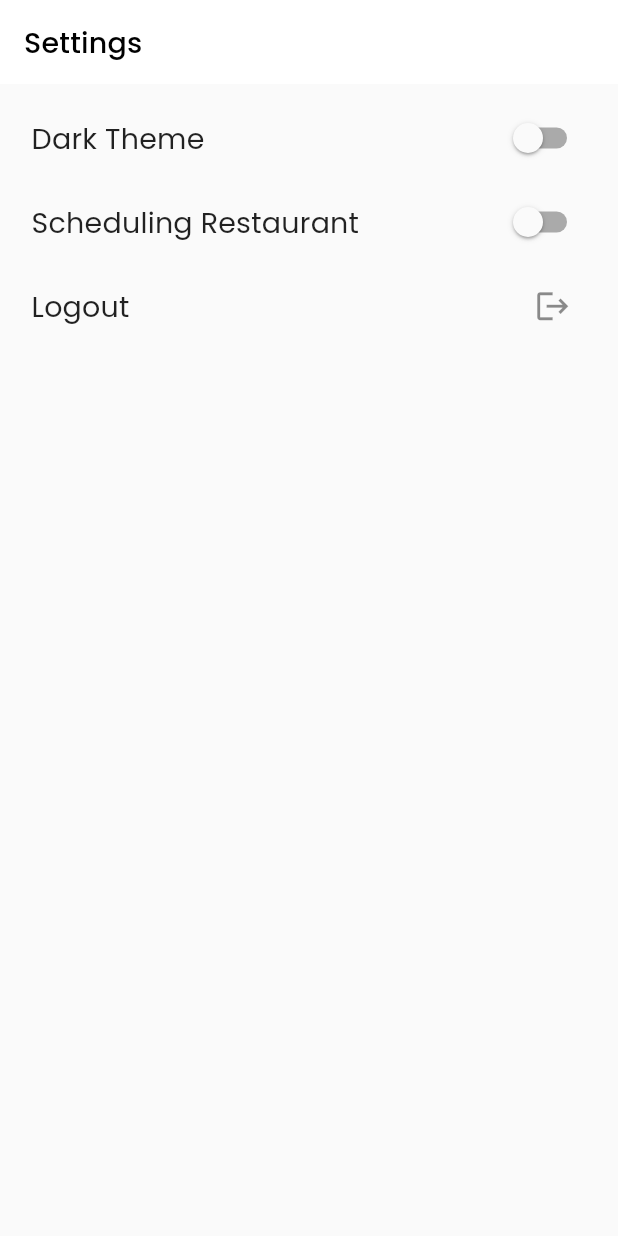
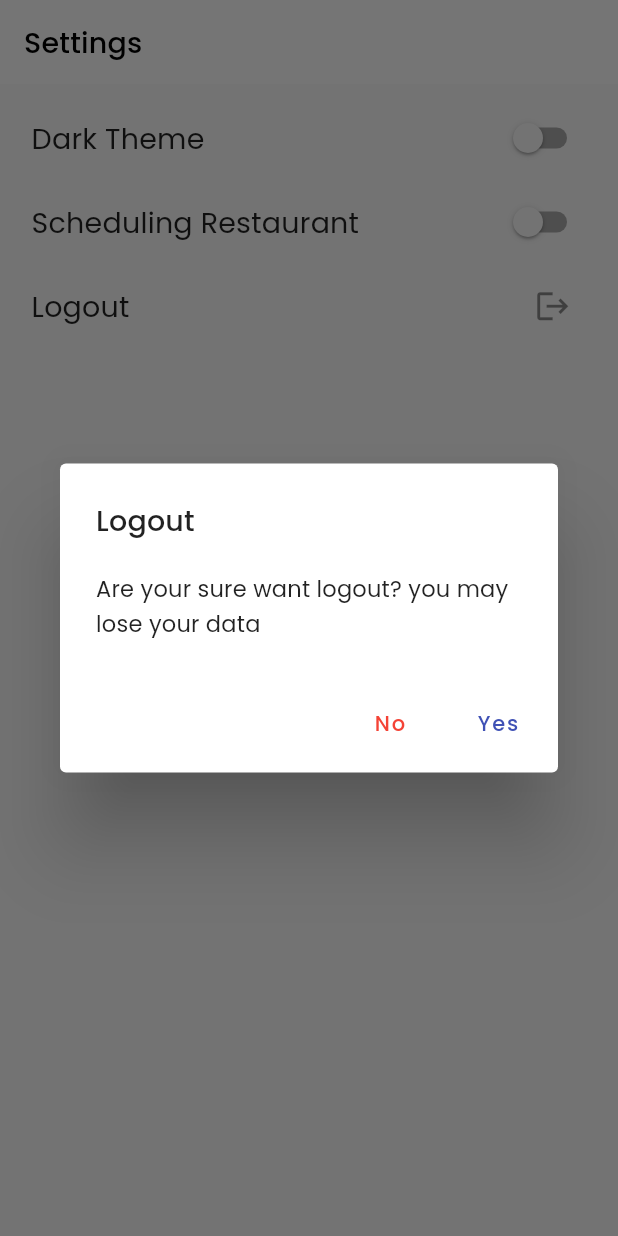
Before and after one commit to dicky7/restaurant_app, a Flutter app: the SettingPage screen opened directly, after a tap on the "logout" icon, on a phone screen of 412 x 824 dp. Run offline on Flutter 3.47's test engine with Material 2 defaults, Android fonts, the phone set to English and light mode, and no system bars; our stand-ins replace flutter_local_notifications, flutter_rating_bar, google_fonts, google_nav_bar, lottie, readmore and 4 more; missing offline and left inert: android_alarm_manager_plus; accounts and stored records are empty; network calls fail.

```diff
--- a/lib/ui/main/setting/setting_page.dart
+++ b/lib/ui/main/setting/setting_page.dart
@@ -5,6 +5,9 @@ import 'package:provider/provider.dart';
 import 'package:restaurant_app/providers/preferences_provider.dart';
 import 'package:restaurant_app/providers/scheduling_providers.dart';
 import 'package:restaurant_app/widget/custom_dialog.dart';
+
+import '../../../common/navigation.dart';
+import '../../onBoarding/splash_screen.dart';
 
 class SettingPage extends StatelessWidget {
   const SettingPage({Key? key}) : super(key: key);
@@ -83,7 +86,23 @@ class SettingPage extends StatelessWidget {
                 ),
                 trailing: GestureDetector(
                   onTap: () {
-                    provider.removeUsername();
+                    showDialog(context: context, builder: (context) {
+                      return AlertDialog(
+                        title: const Text("Logout"),
+                        content: const Text("Are your sure want logout? you may lose your data"),
+                        actions: [
+                          TextButton(onPressed: () {
+                            Navigation.back();
+                          }, child: const Text("No", style: TextStyle(color: Colors.red))
+                          ),
+                          TextButton(onPressed: () {
+                            provider.removeUsername();
+                            Navigation.intentWithDataClearTop(SplashScreen.rootName);
+                          }, child: const Text("Yes", style: TextStyle(color: Colors.indigo))
+                          )
+                        ],
+                      );
+                    });
                   },
                   child: Container(
                     margin: const EdgeInsets.only(right: 10),
--- a/lib/ui/onBoarding/splash_screen.dart
+++ b/lib/ui/onBoarding/splash_screen.dart
@@ -24,10 +24,9 @@ class _SplashScreenState extends State<SplashScreen> {
   @override
   void initState() {
     super.initState();
-
     _timer = Timer(const Duration(seconds: 5), () {
       var prefsUsername = Provider.of<PreferencesProvider>(context, listen: false).isUsername;
-      print(prefsUsername);
+      print("username"+prefsUsername);
       if(prefsUsername.isNotEmpty){
         Navigation.intentWithDataClearTop(MainPage.rootName);
       }
```
